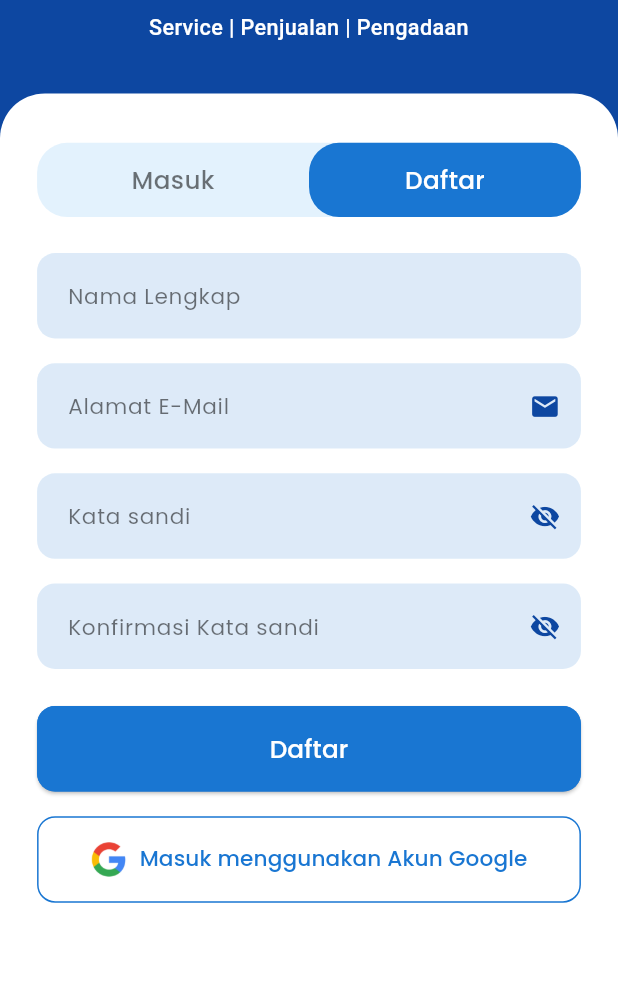
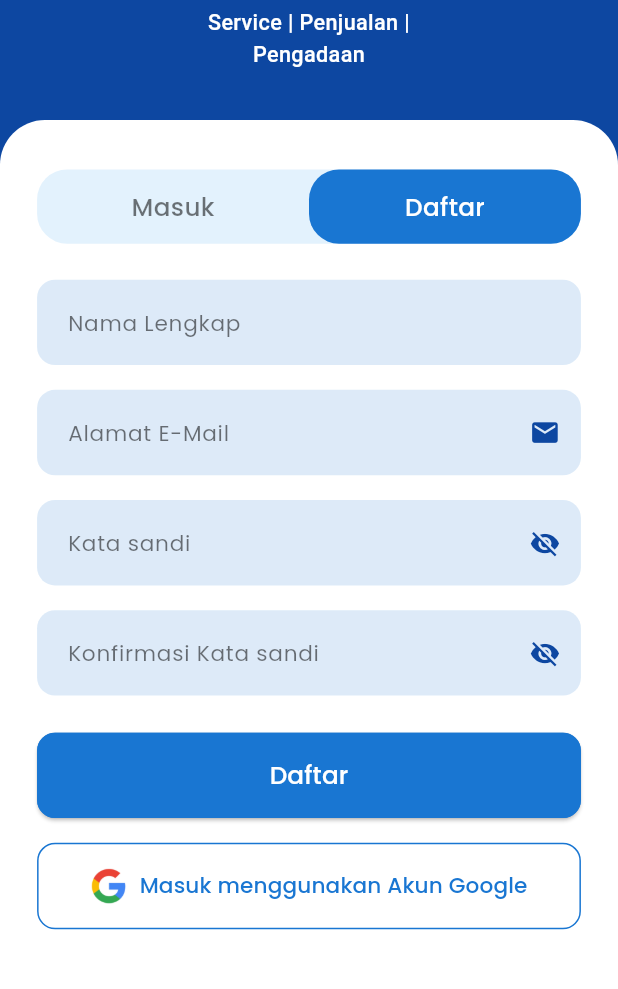
Before and after one commit to AdityaRistantoMukti/E-Service-Magang-, a Flutter app: the screen it shows after launch, after a tap on "Daftar", on a phone screen of 412 x 824 dp, the part 210-1199 px from its top. Run offline on Flutter 3.47's test engine with Material 3 defaults, Android fonts, the phone set to English and light mode, and no system bars; our stand-ins replace google_fonts.

Commit message:
Adjust tagline positioning: match logo width and set 5px top margin

```diff
--- a/lib/login.dart
+++ b/lib/login.dart
@@ -54,8 +54,10 @@ class _LoginScreenState extends State<LoginScreen> {
                           width: isLandscape ? screenSize.width * 0.2 : screenSize.width * 0.45,
                           height: isLandscape ? screenSize.height * 0.15 : screenSize.height * 0.12,
                         ),
-                        SizedBox(height: screenSize.height * 0.01),
-                        Text(
+                        Container(
+                          width: isLandscape ? screenSize.width * 0.2 : screenSize.width * 0.45,
+                          margin: const EdgeInsets.only(top: 5),
+                          child: Text(
                             'Service | Penjualan | Pengadaan',
                             style: TextStyle(
                               color: Colors.white,
@@ -63,6 +65,7 @@ class _LoginScreenState extends State<LoginScreen> {
                               fontWeight: FontWeight.w500,
                             ),
                             textAlign: TextAlign.center,
+                          ),
                         ),
                       ],
                     ),
--- a/lib/main.dart
+++ b/lib/main.dart
@@ -113,8 +113,10 @@ class _SplashScreenState extends State<SplashScreen>
                             width: isLandscape ? screenSize.width * 0.15 : screenSize.width * 0.4,
                             height: isLandscape ? screenSize.height * 0.2 : screenSize.height * 0.15,
                           ),
-                          SizedBox(height: screenSize.height * 0.02),
-                          Text(
+                          Container(
+                            width: isLandscape ? screenSize.width * 0.15 : screenSize.width * 0.4,
+                            margin: const EdgeInsets.only(top: 5),
+                            child: Text(
                               'Service | Penjualan | Pengadaan',
                               style: TextStyle(
                                 color: Colors.white,
@@ -122,6 +124,7 @@ class _SplashScreenState extends State<SplashScreen>
                                 fontWeight: FontWeight.w500,
                               ),
                               textAlign: TextAlign.center,
+                            ),
                           ),
                         ],
                       ),
--- a/lib/regist.dart
+++ b/lib/regist.dart
@@ -35,8 +35,10 @@ class _AuthPageState extends State<AuthPage> {
                     width: isLandscape ? screenSize.width * 0.2 : screenSize.width * 0.45,
                     height: isLandscape ? screenSize.height * 0.15 : screenSize.height * 0.12,
                   ),
-                  SizedBox(height: screenSize.height * 0.01),
-                  Text(
+                  Container(
+                    width: isLandscape ? screenSize.width * 0.2 : screenSize.width * 0.45,
+                    margin: const EdgeInsets.only(top: 5),
+                    child: Text(
                       'Service | Penjualan | Pengadaan',
                       style: TextStyle(
                         color: Colors.white,
@@ -44,6 +46,7 @@ class _AuthPageState extends State<AuthPage> {
                         fontWeight: FontWeight.w500,
                       ),
                       textAlign: TextAlign.center,
+                    ),
                   ),
                 ],
               ),
```
Lines whose indentation alone changed are shown as unchanged.
